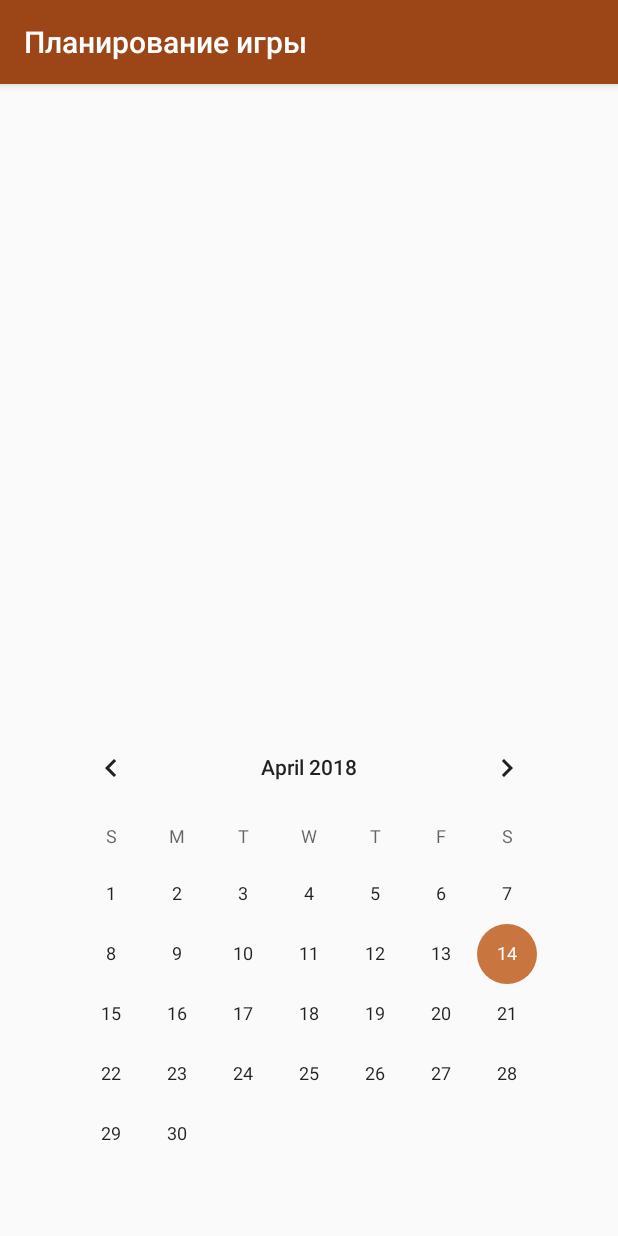
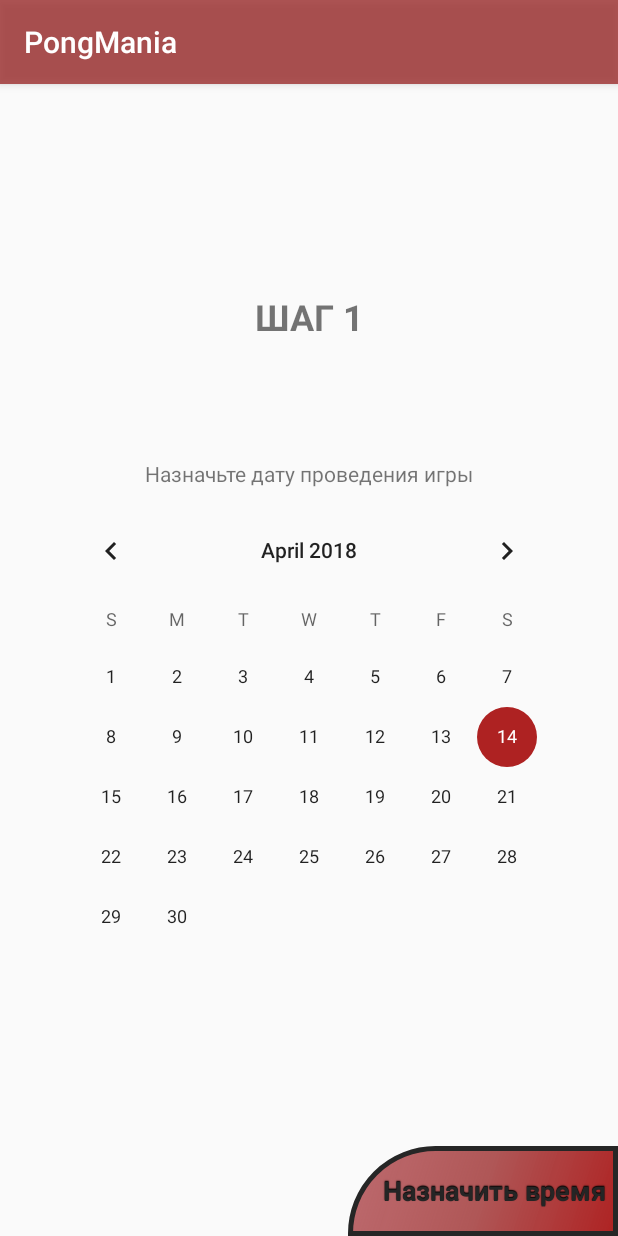
Before and after one commit to Konanov/PongManiaAndroid, an Android app: the PlanGameActivity screen opened directly, with no data from a screen before it, on a phone screen of 412 x 824 dp. Run offline under Robolectric (Android 15) with nearby library versions, the phone set to English and light mode, and no system bars; our stand-ins replace ButterKnife, RxJava; network calls fail; Roboto replaces fonts that are not available here; 6 statements that could not run were skipped.

Commit message:
- have to fix plan game activity

```diff
--- a/app/build.gradle
+++ b/app/build.gradle
@@ -53,7 +53,7 @@ dependencies {
     kapt 'com.jakewharton:butterknife-compiler:8.5.1'
 
     // rxandroid
-    implementation "io.reactivex.rxjava2:rxandroid:2.0.1"
+    implementation "io.reactivex.rxjava2:rxandroid:2.0.2"
 
     //dagger2
     implementation "com.google.dagger:dagger:2.11"
--- a/app/src/main/AndroidManifest.xml
+++ b/app/src/main/AndroidManifest.xml
@@ -57,10 +57,7 @@
             android:label="@string/playerProfile">
         </activity>
 
-        <activity
-            android:name=".activity.PlanGameActivity"
-            android:label="@string/planGame">
-        </activity>
+        <activity android:name=".activity.PlanGameActivity"/>
 
         <meta-data
             android:name="preloaded_fonts"
--- a/app/src/main/java/com/pongmania/konanov/activity/PlanGameActivity.kt
+++ b/app/src/main/java/com/pongmania/konanov/activity/PlanGameActivity.kt
@@ -2,22 +2,56 @@ package com.pongmania.konanov.activity
 
 import android.os.Bundle
 import android.support.v7.app.AppCompatActivity
+import android.support.v7.widget.RecyclerView
 import android.widget.CalendarView
 import android.widget.Toast
 import butterknife.BindView
 import butterknife.ButterKnife
+import com.pongmania.konanov.PongMania
 import com.pongmania.konanov.R
+import com.pongmania.konanov.api.PongManiaApi
+import com.pongmania.konanov.model.Player
+import com.pongmania.konanov.util.CredentialsPreference
+import io.reactivex.Flowable
+import io.reactivex.Observable
+import io.reactivex.android.schedulers.AndroidSchedulers
+import io.reactivex.schedulers.Schedulers
+import retrofit2.Retrofit
 import java.util.*
+import javax.inject.Inject
 
 class PlanGameActivity : AppCompatActivity() {
 
     @BindView(R.id.plannedGameDate) lateinit var calendarView: CalendarView
-    lateinit var gameDate: Date
+    private lateinit var gameDate: Date
+    @Inject lateinit var retrofit: Retrofit
+    private lateinit var api: PongManiaApi
 
     override fun onCreate(savedInstanceState: Bundle?) {
         super.onCreate(savedInstanceState)
         setContentView(R.layout.activity_plan_game)
         ButterKnife.bind(this)
+        (application as PongMania).webComponent.inject(this)
+        api = retrofit.create(PongManiaApi::class.java)
+
+        val player = intent.getSerializableExtra("rival") as Player
+
+        val name = "${player.credentials.firstName} ${player.credentials.lastName}"
+
+        val hostEmail = CredentialsPreference.getEmail(this.application)
+        val guestEmail = player.credentials.email
+        var hostPlayer = api.getPlayerByEmail(hostEmail)
+                .subscribeOn(Schedulers.io())
+                .observeOn(AndroidSchedulers.mainThread())
+        var guestPlayer = api.getPlayerByEmail(guestEmail)
+                .subscribeOn(Schedulers.io())
+                .observeOn(AndroidSchedulers.mainThread())
+
+
+        title = "${hostPlayer.blockingFirst().credentials.lastName} VS. ${guestPlayer.blockingFirst().credentials.lastName}"
+        /*hostPlayer.map({contestant -> "${contestant.credentials.lastName} VS. "})
+                .concatWith ({ guestPlayer.map { contestant -> "${contestant.credentials.lastName}"}})
+                .subscribe { result -> title = result }*/
 
         calendarView.setOnDateChangeListener({ _, year, month, dayOfMonth ->
             //refactor this deprecation
--- a/app/src/main/java/com/pongmania/konanov/api/PongManiaApi.kt
+++ b/app/src/main/java/com/pongmania/konanov/api/PongManiaApi.kt
@@ -30,4 +30,7 @@ interface PongManiaApi {
 
     @GET("player/{email}/public/league")
     fun playersPublicLeague(@Path("email") email: String): Observable<PublicLeague>
+
+    @GET("players/{email}")
+    fun getPlayerByEmail(@Path("email") email: String): Observable<Player>
 }
--- a/app/src/main/java/com/pongmania/konanov/dagger/components/WebComponent.kt
+++ b/app/src/main/java/com/pongmania/konanov/dagger/components/WebComponent.kt
@@ -1,9 +1,6 @@
 package com.pongmania.konanov.dagger.components
 
-import com.pongmania.konanov.activity.AssignLeagueActivity
-import com.pongmania.konanov.activity.CreateAccountActivity
-import com.pongmania.konanov.activity.LoginActivity
-import com.pongmania.konanov.activity.ScoreBoardActivity
+import com.pongmania.konanov.activity.*
 import com.pongmania.konanov.dagger.modules.WebModule
 import dagger.Component
 import javax.inject.Singleton
@@ -16,4 +13,5 @@ interface WebComponent {
     fun inject(activity: LoginActivity)
     fun inject(activity: AssignLeagueActivity)
     fun inject(activity: CreateAccountActivity)
+    fun inject(activity: PlanGameActivity)
 }
--- a/app/src/main/res/drawable/ping_button.xml
+++ b/app/src/main/res/drawable/ping_button.xml
@@ -7,5 +7,6 @@
         android:endColor="@color/colorPrimaryDark"
         android:angle="135"
         />
-    <corners android:bottomLeftRadius="380dp"/>
+    <corners android:topLeftRadius="380dp"/>
+    <stroke android:color="#262626" android:width="3dp"/>
 </shape>
--- a/app/src/main/res/drawable/ping_button_disabled.xml
+++ b/app/src/main/res/drawable/ping_button_disabled.xml
@@ -7,6 +7,6 @@
         android:endColor="@color/disabledPrimaryDark"
         android:angle="135"
         />
-    <corners android:bottomRightRadius="380dp"/>
-    <stroke android:color="#262626" android:width="10dp"/>
+    <corners android:topLeftRadius="380dp"/>
+    <stroke android:color="#262626" android:width="3dp"/>
 </shape>
--- a/app/src/main/res/drawable/ping_button_enabled.xml
+++ b/app/src/main/res/drawable/ping_button_enabled.xml
@@ -7,6 +7,6 @@
         android:endColor="@color/colorPrimaryDark"
         android:angle="135"
         />
-    <corners android:bottomRightRadius="380dp"/>
-    <stroke android:color="#262626" android:width="10dp"/>
+    <corners android:topLeftRadius="380dp"/>
+    <stroke android:color="#262626" android:width="3dp"/>
 </shape>
--- a/app/src/main/res/drawable/ping_button_focused.xml
+++ b/app/src/main/res/drawable/ping_button_focused.xml
@@ -7,6 +7,6 @@
         android:endColor="@color/colorAccent"
         android:angle="135"
         />
-    <corners android:bottomRightRadius="380dp"/>
-    <stroke android:color="#393939" android:width="10dp"/>
+    <corners android:topLeftRadius="380dp"/>
+    <stroke android:color="#393939" android:width="3dp"/>
 </shape>
--- a/app/src/main/res/drawable/ping_button_pressed.xml
+++ b/app/src/main/res/drawable/ping_button_pressed.xml
@@ -3,10 +3,10 @@
     android:shape="rectangle">
     <gradient
         android:startColor="@color/colorPrimaryDark"
-        android:centerColor="#c77448"
+        android:centerColor="#e1a98c"
         android:endColor="@color/colorAccent"
         android:angle="135"
         />
-    <corners android:bottomRightRadius="380dp"/>
-    <stroke android:color="#393939" android:width="10dp"/>
+    <corners android:topLeftRadius="380dp"/>
+    <stroke android:color="#393939" android:width="3dp"/>
 </shape>
--- a/app/src/main/res/drawable/ping_button_selector.xml
+++ b/app/src/main/res/drawable/ping_button_selector.xml
@@ -14,4 +14,5 @@
     <item
         android:state_enabled="true"
         android:drawable="@drawable/ping_button_enabled" />
+    <item android:drawable="@drawable/ping_button"/>
 </selector>
--- a/app/src/main/res/drawable/recycler_horizontal_divider.xml
+++ b/app/src/main/res/drawable/recycler_horizontal_divider.xml
@@ -3,9 +3,9 @@
     android:shape="rectangle">
 
     <size
-        android:width="1dp"
-        android:height="1dp" />
+        android:width="3dp"
+        android:height="3dp" />
 
-    <solid android:color="#d4d4d4" />
+    <solid android:color="#383434" />
 
 </shape>
--- a/app/src/main/res/layout/activity_plan_game.xml
+++ b/app/src/main/res/layout/activity_plan_game.xml
@@ -1,6 +1,7 @@
 <?xml version="1.0" encoding="utf-8"?>
 <android.support.constraint.ConstraintLayout xmlns:android="http://schemas.android.com/apk/res/android"
     xmlns:app="http://schemas.android.com/apk/res-auto"
+    xmlns:tools="http://schemas.android.com/tools"
     android:layout_width="match_parent"
     android:layout_height="match_parent">
 
@@ -16,5 +17,58 @@
         app:layout_constraintEnd_toEndOf="parent"
         app:layout_constraintStart_toStartOf="parent"
         app:layout_constraintTop_toTopOf="parent"
+        app:layout_constraintVertical_bias="0.65" />
+
+    <Button
+        android:id="@+id/chooseTime"
+        style="@style/PingButton"
+        android:layout_width="180dp"
+        android:layout_height="60dp"
+        android:layout_marginStart="8dp"
+        android:layout_marginTop="8dp"
+        android:paddingStart="15dp"
+        android:text="Назначить время"
+        android:textAlignment="center"
+        android:textSize="18sp"
+        app:layout_constraintBottom_toBottomOf="parent"
+        app:layout_constraintEnd_toEndOf="parent"
+        app:layout_constraintHorizontal_bias="1.0"
+        app:layout_constraintStart_toStartOf="parent"
+        app:layout_constraintTop_toBottomOf="@+id/plannedGameDate"
         app:layout_constraintVertical_bias="1.0" />
+
+    <TextView
+        android:id="@+id/textView2"
+        android:layout_width="wrap_content"
+        android:layout_height="wrap_content"
+        android:layout_marginBottom="8dp"
+        android:layout_marginEnd="8dp"
+        android:layout_marginStart="8dp"
+        android:layout_marginTop="8dp"
+        android:text="Назначьте дату проведения игры"
+        app:layout_constraintBottom_toTopOf="@+id/plannedGameDate"
+        app:layout_constraintEnd_toEndOf="parent"
+        app:layout_constraintHorizontal_bias="0.503"
+        app:layout_constraintStart_toStartOf="parent"
+        app:layout_constraintTop_toTopOf="parent"
+        app:layout_constraintVertical_bias="1.0" />
+
+    <TextView
+        android:id="@+id/textView"
+        android:layout_width="wrap_content"
+        android:layout_height="wrap_content"
+        android:layout_marginBottom="8dp"
+        android:layout_marginEnd="8dp"
+        android:layout_marginStart="8dp"
+        android:layout_marginTop="8dp"
+        android:text="ШАГ 1"
+        android:textAlignment="center"
+        android:textSize="24sp"
+        android:textStyle="bold"
+        app:layout_constraintBottom_toTopOf="@+id/textView2"
+        app:layout_constraintEnd_toEndOf="parent"
+        app:layout_constraintStart_toStartOf="parent"
+        app:layout_constraintTop_toTopOf="parent"
+        app:layout_constraintVertical_bias="0.65" />
+
 </android.support.constraint.ConstraintLayout>
--- a/app/src/main/res/values/colors.xml
+++ b/app/src/main/res/values/colors.xml
@@ -1,8 +1,9 @@
 <?xml version="1.0" encoding="utf-8"?>
 <resources>
-    <color name="colorPrimary">#9c4618</color>
-    <color name="colorPrimaryDark">#6b3b0a</color>
-    <color name="colorAccent">#c97540</color>
+    <color name="colorPrimary">#d19f3333</color>
+    <color name="colorPrimaryDark">#9f99141b</color>
+    <color name="colorAccent">#ae2222</color>
+    <color name="playerRowColor">#b6cc6c6c</color>
     <color name="disabledPrimary">#6e6e6e</color>
     <color name="disabledPrimaryDark">#505050</color>
     <color name="disabledAccent">#ab968c</color>
--- a/app/src/main/res/values/strings.xml
+++ b/app/src/main/res/values/strings.xml
@@ -12,7 +12,6 @@
     <string name="scoreBoard">Лига</string>
     <string name="assignLeague">Вступить в лигу</string>
     <string name="playerProfile">Профиль игрока</string>
-    <string name="planGame">Планирование игры</string>
     <string name="thumbnail">Player Icon</string>
     <string name="rating">Рейтинг</string>
     <string name="rating_deviation">Отклонение рейтинга</string>
```
Also changed, not shown: app/src/main/java/com/pongmania/konanov/adapter/PlayerMainAdapter.kt (+12 -3 lines), app/src/main/res/layout/player_row.xml (+12 -7 lines).
